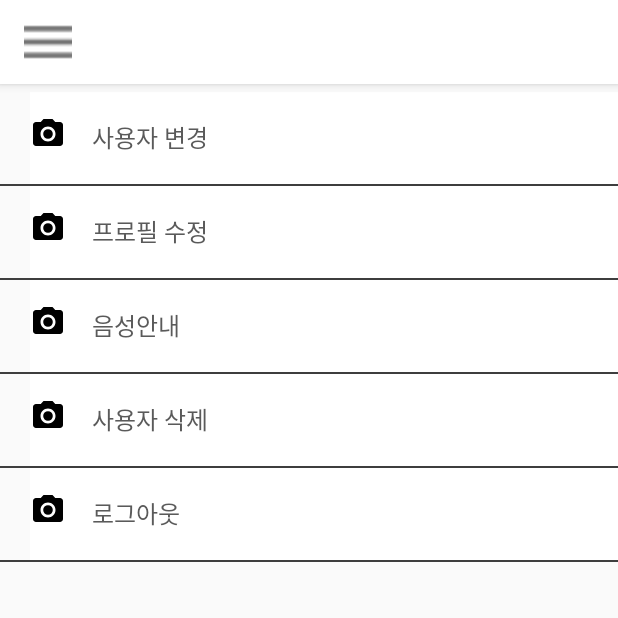
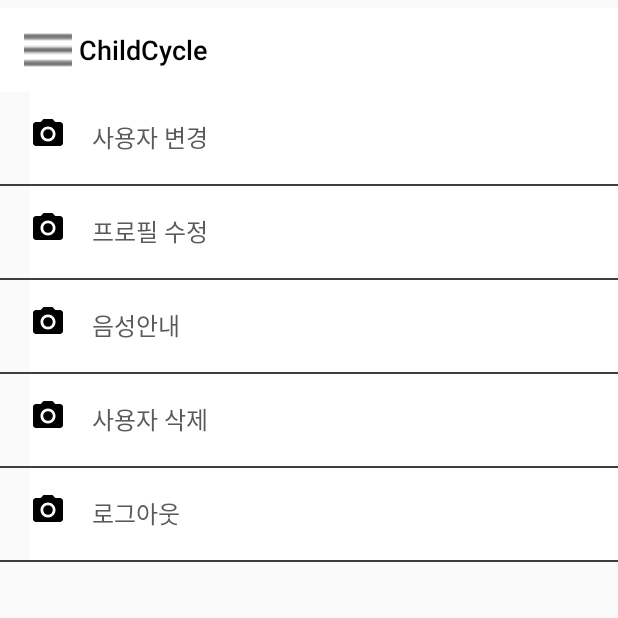
Before and after one commit to for-project-team/child-cycle-android, an Android app: the ContentsSettingActivity screen opened directly, with no data from a screen before it, on a phone screen of 412 x 824 dp, the top half of it. Run offline under Robolectric (Android 15) with nearby library versions, the phone set to English and light mode, and no system bars.

Commit message:
toolbar 생성, setTitle, setBackground, setLogo 이용하여 툴바 조작

```diff
--- a/app/src/main/java/com/example/eunji/childcycle/ContentsSettingActivity.java
+++ b/app/src/main/java/com/example/eunji/childcycle/ContentsSettingActivity.java
@@ -1,9 +1,11 @@
 package com.example.eunji.childcycle;
 
+import android.graphics.Color;
 import android.graphics.drawable.ColorDrawable;
 import android.os.Bundle;
 import android.support.v7.app.ActionBar;
 import android.support.v7.app.ActionBarActivity;
+import android.support.v7.widget.Toolbar;
 import android.text.Html;
 import android.view.View;
 import android.widget.AdapterView;
@@ -27,6 +29,8 @@ public class ContentsSettingActivity extends ActionBarActivity {
     private TextView list_Text;
     private String list_text;
 
+    private Toolbar toolbar;
+
     private void _InitUi() {
 
         setting_listview = (ListView) findViewById(R.id.setting_listview);
@@ -41,6 +45,8 @@ public class ContentsSettingActivity extends ActionBarActivity {
 
         adapter = new ListviewAdapter(this, R.layout.ui_setting_list, data);
 
+        toolbar = (Toolbar) findViewById(R.id.app_toolbar);
+
     }
 
     public void onCreate(Bundle savedInstanceState) {
@@ -49,9 +55,17 @@ public class ContentsSettingActivity extends ActionBarActivity {
 
         _InitUi();
 
-        actionBar = getSupportActionBar();
-        actionBar.setBackgroundDrawable(new ColorDrawable(0xFFFFFFFF));
-        actionBar.setTitle(Html.fromHtml("<font color='#000000'> ChildCycle </font>"));
+        ActionBar actionBar = getSupportActionBar();
+        actionBar.hide();
+
+        toolbar.setTitle(" ChildCycle");
+        toolbar.setLogo(R.mipmap.hamburger);
+        toolbar.setTitleTextColor(Color.BLACK);
+        toolbar.setBackgroundColor(Color.WHITE);
+
+//        actionBar = getSupportActionBar();
+//        actionBar.setBackgroundDrawable(new ColorDrawable(0xFFFFFFFF));
+//        actionBar.setTitle(Html.fromHtml("<font color='#000000'> ChildCycle </font>"));
 
         save_string = new ArrayList<String>();
 
--- a/app/src/main/res/layout/contents_setting.xml
+++ b/app/src/main/res/layout/contents_setting.xml
@@ -2,9 +2,17 @@
 <LinearLayout xmlns:android="http://schemas.android.com/apk/res/android"
     android:layout_width="match_parent"
     android:layout_height="match_parent"
+    xmlns:app="http://schemas.android.com/apk/res-auto"
     android:orientation="vertical"
-    android:layout_marginTop="5dp"
-    >
+    android:layout_marginTop="5dp">
+
+    <android.support.v7.widget.Toolbar
+        android:id="@+id/app_toolbar"
+        android:layout_width="match_parent"
+        android:layout_height="?attr/actionBarSize"
+        android:background="?attr/colorPrimary"
+        app:titleTextAppearance="@style/Toolbar.TitleText"
+        app:popupTheme="@style/AppTheme.PopupOverlay" />
 
     <ListView
         android:id="@+id/setting_listview"
--- a/app/src/main/res/values/styles.xml
+++ b/app/src/main/res/values/styles.xml
@@ -28,4 +28,8 @@
         />
 
 
+    <style name="Toolbar.TitleText" parent="TextAppearance.Widget.AppCompat.Toolbar.Title">
+        <item name="android:textSize">18sp</item>
+    </style>
+
 </resources>
```
Also changed, not shown: app/src/main/java/com/example/eunji/childcycle/AdduserActivity.java (+16 -3 lines), app/src/main/java/com/example/eunji/childcycle/FinishRidingActivity.java (+14 -2 lines), app/src/main/java/com/example/eunji/childcycle/PrepareActivity.java (+21 -31 lines), app/src/main/java/com/example/eunji/childcycle/RecordTableActivity.java (+13 -0 lines), app/src/main/java/com/example/eunji/childcycle/RidingMainActivity.java (+14 -2 lines), app/src/main/res/layout/activity_adduser.xml (+9 -0 lines), app/src/main/res/layout/activity_finishriding.xml (+9 -0 lines), app/src/main/res/layout/activity_prepare.xml (+11 -1 lines), app/src/main/res/layout/activity_prepare_fourth.xml (+9 -0 lines), app/src/main/res/layout/record_table.xml (+10 -2 lines), app/src/main/res/layout/riding_main.xml (+9 -0 lines).
